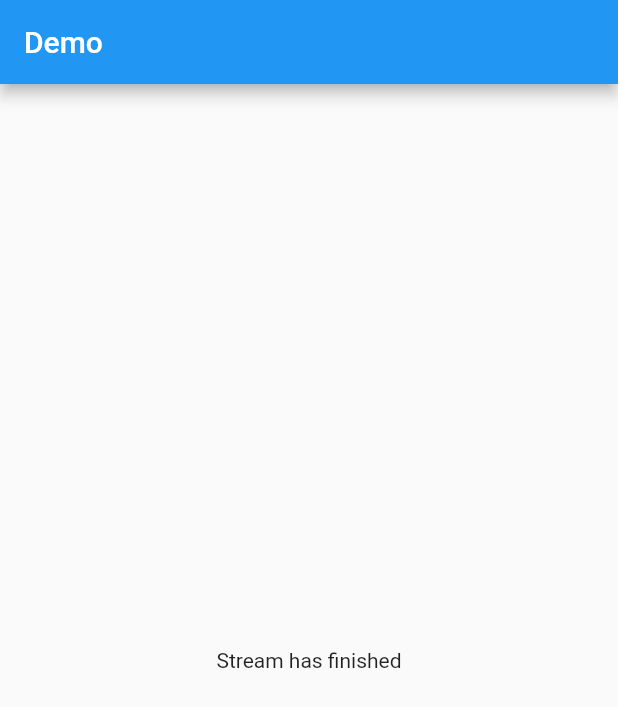
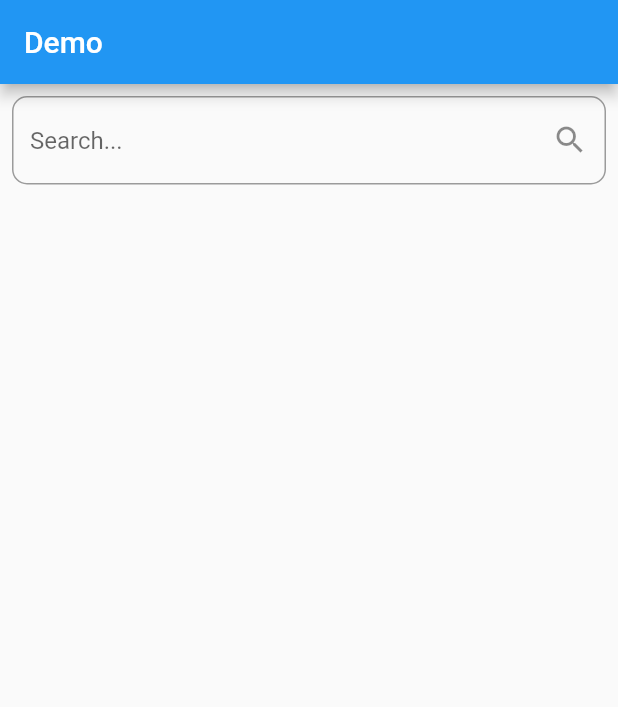
Before and after one commit to anledev/flutter_element, a Flutter app: the screen it shows after launch, on a phone screen of 412 x 824 dp. Shown: the top 707 px of the screen. Run offline on Flutter 3.47's test engine with Material 2 defaults, Android fonts, the phone set to English and light mode, and no system bars; our stand-ins replace dio.

Commit message:
Bloc Sample

```diff
--- /dev/null
+++ b/lib/bloc_sample/main_search.dart
@@ -0,0 +1,9 @@
+import 'package:flutter/material.dart';
+import 'package:flutter_element/bloc_sample/search_view.dart';
+
+class MainSearch extends StatelessWidget {
+  @override
+  Widget build(BuildContext context) {
+    return SearchView();
+  }
+}
--- /dev/null
+++ b/lib/bloc_sample/search_bloc.dart
@@ -0,0 +1,43 @@
+import 'dart:async';
+
+class SearchBloc {
+  var data = [
+    "Android",
+    'iOS',
+    "Golang",
+    "PHP",
+    "Flutter",
+    "Python",
+    "Ruby",
+    "ReactJS"
+  ];
+
+  StreamController<List<String>> searchController =
+      StreamController<List<String>>();
+
+  search(String query) {
+    // print(query);
+    if (query.isEmpty) {
+      searchController.sink.add(data);
+      return;
+    }
+
+    _filter(query).then((result) => {searchController.sink.add(result)});
+  }
+
+  Future<List<String>> _filter(String query) {
+    var c = Completer<List<String>>();
+    List<String> result = [];
+    data.forEach((value) {
+      if (value.toLowerCase().contains(query.toLowerCase())) {
+        result.add(value);
+      }
+    });
+    c.complete(result);
+    return c.future;
+  }
+
+  dispose() {
+    searchController.close();
+  }
+}
--- /dev/null
+++ b/lib/bloc_sample/search_box.dart
@@ -0,0 +1,40 @@
+import 'package:flutter/material.dart';
+import 'package:flutter_element/bloc_sample/search_bloc.dart';
+
+class SearchBox extends StatefulWidget {
+  final SearchBloc bloc;
+
+  SearchBox({SearchBloc bloc}) : this.bloc = bloc;
+
+  @override
+  _SearchBoxState createState() => _SearchBoxState();
+}
+
+class _SearchBoxState extends State<SearchBox> {
+  final searchController = TextEditingController();
+
+  @override
+  void initState() {
+    // TODO: implement initState
+    super.initState();
+    searchController.addListener(() {
+      var query = searchController.text;
+      widget.bloc.search(query);
+    });
+  }
+
+  @override
+  Widget build(BuildContext context) {
+    return Container(
+      child: TextFormField(
+        controller: searchController,
+        decoration: InputDecoration(
+            suffixIcon: Icon(Icons.search),
+            hintText: "Search...",
+            border: OutlineInputBorder(
+              borderRadius: BorderRadius.circular(10),
+            )),
+      ),
+    );
+  }
+}
--- /dev/null
+++ b/lib/bloc_sample/search_result.dart
@@ -0,0 +1,39 @@
+import 'package:flutter/material.dart';
+import 'package:flutter_element/bloc_sample/search_bloc.dart';
+
+class SearchResult extends StatefulWidget {
+  final SearchBloc bloc;
+
+  SearchResult({SearchBloc bloc}) : this.bloc = bloc;
+
+  @override
+  _ResultState createState() => _ResultState();
+}
+
+class _ResultState extends State<SearchResult> {
+  @override
+  Widget build(BuildContext context) {
+    return Container(
+      child: StreamBuilder<List<String>>(
+        initialData: [],
+        stream: widget.bloc.searchController.stream,
+        builder: (context, snapshot) {
+          return ListView.builder(
+              itemCount: snapshot.data.length,
+              itemBuilder: (context, index) {
+                return _buildRow(snapshot.data[index]);
+              });
+        },
+      ),
+    );
+  }
+
+  Widget _buildRow(String data) {
+    return Container(
+        padding: EdgeInsets.all(12),
+        child: Text(
+          data,
+          style: TextStyle(fontSize: 17, color: Colors.blue),
+        ));
+  }
+}
--- /dev/null
+++ b/lib/bloc_sample/search_view.dart
@@ -0,0 +1,27 @@
+import 'package:flutter/material.dart';
+import 'package:flutter_element/bloc_sample/search_bloc.dart';
+import 'package:flutter_element/bloc_sample/search_box.dart';
+import 'package:flutter_element/bloc_sample/search_result.dart';
+
+class SearchView extends StatelessWidget {
+  final SearchBloc searchBloc = SearchBloc();
+
+  @override
+  Widget build(BuildContext context) {
+    return Container(
+      padding: EdgeInsets.all(8),
+      child: Column(
+        children: [
+          SearchBox(
+            bloc: searchBloc,
+          ),
+          Expanded(
+            child: SearchResult(
+              bloc: searchBloc,
+            ),
+          ),
+        ],
+      ),
+    );
+  }
+}
--- a/lib/main.dart
+++ b/lib/main.dart
@@ -1,6 +1,5 @@
 import 'package:flutter/material.dart';
-import 'package:flutter_element/core/main_stream.dart';
-import 'package:flutter_element/network/main_network.dart';
+import 'package:flutter_element/bloc_sample/search_view.dart';
 
 void main() {
   runApp(MyApp());
@@ -19,7 +18,7 @@ class MyApp extends StatelessWidget {
         appBar: AppBar(
           title: Text("Demo"),
         ),
-        body: MainStream(),
+        body: SearchView(),
       ),
     );
   }
```
